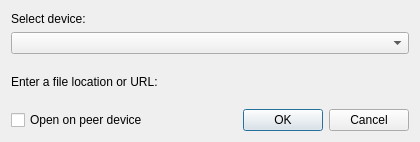
KDE/kdeconnect-kde, file urlhandler/dialog.ui: the form before one commit.
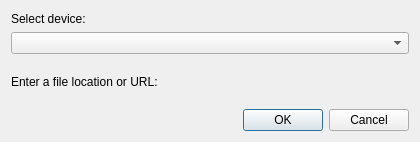
The form after the commit.

Commit message:
Remove "open in peer device" checkbox
Android 10+ no longer allows launching activities from background services.
I kept the command line arg in case something depends on this option, but
I prefer to clean up the UI and not include a checkbox that might not work.

Diff of the .ui file:
```diff
--- a/urlhandler/dialog.ui
+++ b/urlhandler/dialog.ui
@@ -44,16 +44,6 @@
    </item>
    <item>
     <layout class="QHBoxLayout" name="buttonsLayout">
-     <item>
-      <widget class="QCheckBox" name="openOnPeerCheckBox">
-       <property name="text">
-        <string>Open on peer device</string>
-       </property>
-       <property name="checked">
-        <bool>false</bool>
-       </property>
-      </widget>
-     </item>
      <item>
       <widget class="QDialogButtonBox" name="buttonBox">
        <property name="orientation">
```
The commit also changes 1 other file.
